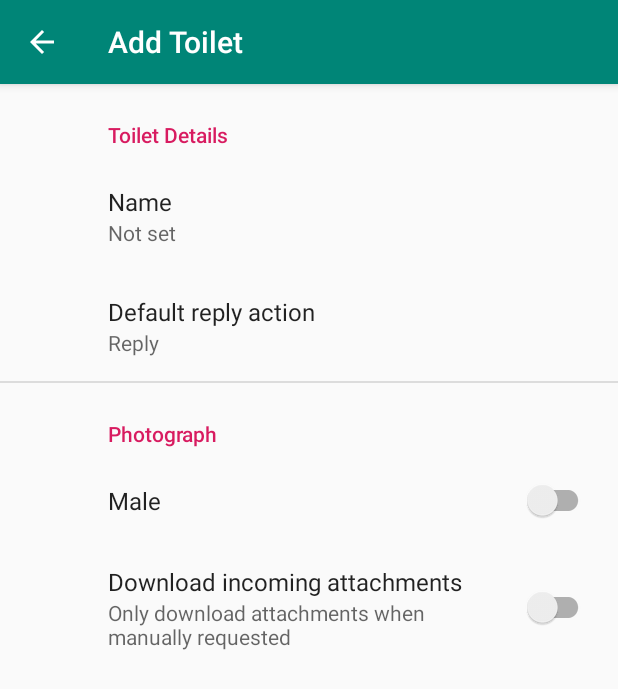
After one commit to Team-Baskerville/Toilocate-mobile, an Android app: the AddToiletActivity screen opened directly, with no data from a screen before it, on a phone screen of 412 x 824 dp. The commit adds this screen. Shown: the top 689 px of the screen. Run offline under Robolectric (Android 15) with nearby library versions, the phone set to English and light mode, and no system bars; our stand-ins replace androidx.preference.

Commit message:
Add toilet form initialized

```diff
--- /dev/null
+++ b/app/src/main/java/com/baskerville/toilocate/AddToiletActivity.java
@@ -0,0 +1,31 @@
+package com.baskerville.toilocate;
+
+import android.os.Bundle;
+
+import androidx.appcompat.app.ActionBar;
+import androidx.appcompat.app.AppCompatActivity;
+import androidx.preference.PreferenceFragmentCompat;
+
+public class AddToiletActivity extends AppCompatActivity {
+
+    @Override
+    protected void onCreate(Bundle savedInstanceState) {
+        super.onCreate(savedInstanceState);
+        setContentView(R.layout.settings_activity);
+        getSupportFragmentManager()
+                .beginTransaction()
+                .replace(R.id.settings, new SettingsFragment())
+                .commit();
+        ActionBar actionBar = getSupportActionBar();
+        if (actionBar != null) {
+            actionBar.setDisplayHomeAsUpEnabled(true);
+        }
+    }
+
+    public static class SettingsFragment extends PreferenceFragmentCompat {
+        @Override
+        public void onCreatePreferences(Bundle savedInstanceState, String rootKey) {
+            setPreferencesFromResource(R.xml.root_preferences, rootKey);
+        }
+    }
+}
--- /dev/null
+++ b/app/src/main/res/drawable/ic_add_black_24dp.xml
@@ -0,0 +1,5 @@
+<vector android:height="24dp" android:tint="#FFFFFF"
+    android:viewportHeight="24.0" android:viewportWidth="24.0"
+    android:width="24dp" xmlns:android="http://schemas.android.com/apk/res/android">
+    <path android:fillColor="#FF000000" android:pathData="M19,13h-6v6h-2v-6H5v-2h6V5h2v6h6v2z"/>
+</vector>
--- /dev/null
+++ b/app/src/main/res/layout/settings_activity.xml
@@ -0,0 +1,9 @@
+<LinearLayout xmlns:android="http://schemas.android.com/apk/res/android"
+    android:layout_width="match_parent"
+    android:layout_height="match_parent">
+
+    <FrameLayout
+        android:id="@+id/settings"
+        android:layout_width="match_parent"
+        android:layout_height="match_parent" />
+</LinearLayout>
--- /dev/null
+++ b/app/src/main/res/values/arrays.xml
@@ -0,0 +1,12 @@
+<resources>
+    <!-- Reply Preference -->
+    <string-array name="reply_entries">
+        <item>Reply</item>
+        <item>Reply to all</item>
+    </string-array>
+
+    <string-array name="reply_values">
+        <item>reply</item>
+        <item>reply_all</item>
+    </string-array>
+</resources>
--- a/app/src/main/res/values/strings.xml
+++ b/app/src/main/res/values/strings.xml
@@ -1,4 +1,20 @@
 <resources>
     <string name="app_name">Toilocate</string>
     <string name="title_activity_maps">Map</string>
+    <string name="title_activity_add_toilet">Add Toilet</string>
+
+    <!-- Preference Titles -->
+    <string name="messages_header">Toilet Details</string>
+    <string name="sync_header">Photograph</string>
+
+    <!-- Messages Preferences -->
+    <string name="signature_title">Name</string>
+    <string name="reply_title">Default reply action</string>
+
+    <!-- Sync Preferences -->
+    <string name="sync_title">Male</string>
+    <string name="attachment_title">Download incoming attachments</string>
+    <string name="attachment_summary_on">Automatically download attachments for incoming emails
+    </string>
+    <string name="attachment_summary_off">Only download attachments when manually requested</string>
 </resources>
--- /dev/null
+++ b/app/src/main/res/xml/root_preferences.xml
@@ -0,0 +1,51 @@
+<!--
+  ~ Copyright 2018 The app Open Source Project
+  ~
+  ~ Licensed under the Apache License, Version 2.0 (the "License");
+  ~ you may not use this file except in compliance with the License.
+  ~ You may obtain a copy of the License at
+  ~
+  ~      http://www.apache.org/licenses/LICENSE-2.0
+  ~
+  ~ Unless required by applicable law or agreed to in writing, software
+  ~ distributed under the License is distributed on an "AS IS" BASIS,
+  ~ WITHOUT WARRANTIES OR CONDITIONS OF ANY KIND, either express or implied.
+  ~ See the License for the specific language governing permissions and
+  ~ limitations under the License.
+  -->
+
+<PreferenceScreen xmlns:app="http://schemas.android.com/apk/res-auto">
+
+    <PreferenceCategory app:title="@string/messages_header">
+
+        <EditTextPreference
+            app:key="signature"
+            app:title="@string/signature_title"
+            app:useSimpleSummaryProvider="true" />
+
+        <ListPreference
+            app:defaultValue="reply"
+            app:entries="@array/reply_entries"
+            app:entryValues="@array/reply_values"
+            app:key="reply"
+            app:title="@string/reply_title"
+            app:useSimpleSummaryProvider="true" />
+
+    </PreferenceCategory>
+
+    <PreferenceCategory app:title="@string/sync_header">
+
+        <SwitchPreferenceCompat
+            app:key="sync"
+            app:title="@string/sync_title" />
+
+        <SwitchPreferenceCompat
+            app:dependency="sync"
+            app:key="attachment"
+            app:summaryOff="@string/attachment_summary_off"
+            app:summaryOn="@string/attachment_summary_on"
+            app:title="@string/attachment_title" />
+
+    </PreferenceCategory>
+
+</PreferenceScreen>
```
Also changed, not shown: app/build.gradle (+7 -0 lines), app/src/main/AndroidManifest.xml (+10 -3 lines), app/src/main/java/com/baskerville/toilocate/AddToilet.java (added, +130 -0 lines), app/src/main/java/com/baskerville/toilocate/MapsActivity.java (+28 -5 lines), app/src/main/res/layout/activity_add_toilet.xml (added, +164 -0 lines), app/src/main/res/layout/activity_maps.xml (+17 -0 lines).
